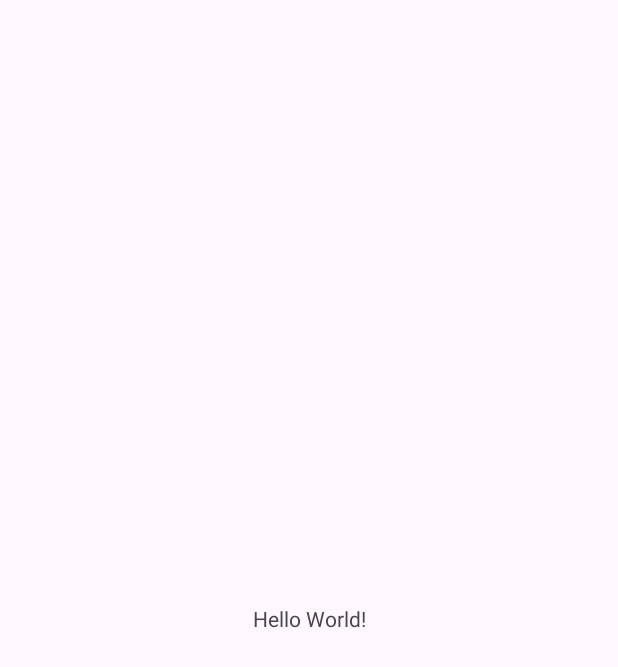
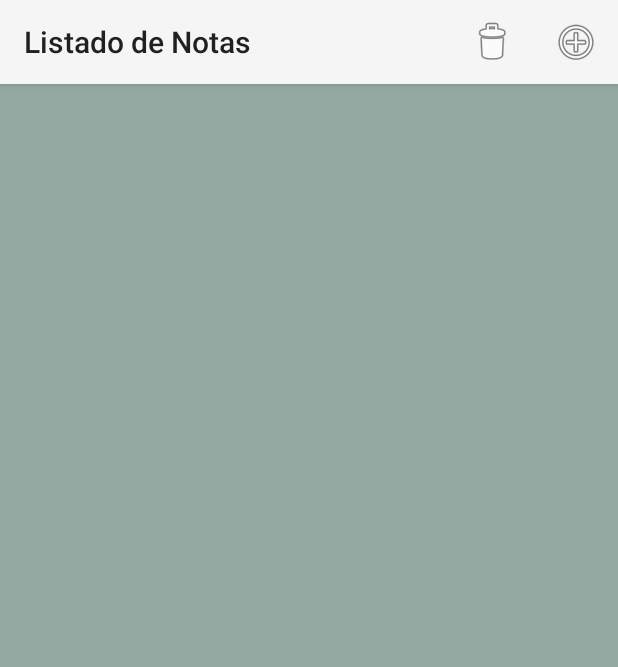
Before and after one commit to EdgarEstDo/AndroidStudio_Projects, an Android app: the screen it shows after launch (MainActivity before the commit, ListadoActivity after it), on a phone screen of 412 x 824 dp. Before the commit the part shown is almost empty. Shown: the top 667 px of the screen. Run offline under Robolectric (Android 15) with nearby library versions, the light colour scheme and no system bars.

Commit message:
NF1 deliverable - DAM projects_Add Features

```diff
--- /dev/null
+++ b/MP0489_NF01_Estrada_Edgar/app/src/main/java/com/example/mp0489_nf01_estrada_edgar/ListadoActivity.java
@@ -0,0 +1,38 @@
+package com.example.mp0489_nf01_estrada_edgar;
+
+import android.os.Bundle;
+import android.view.Menu;
+import android.view.MenuInflater;
+
+import androidx.activity.EdgeToEdge;
+import androidx.appcompat.app.AppCompatActivity;
+import androidx.core.graphics.Insets;
+import androidx.core.view.ViewCompat;
+import androidx.core.view.WindowInsetsCompat;
+
+public class ListadoActivity extends AppCompatActivity {
+
+    Menu menu;
+
+    @Override
+    protected void onCreate(Bundle savedInstanceState) {
+        super.onCreate(savedInstanceState);
+        EdgeToEdge.enable(this);
+        setContentView(R.layout.activity_listado);
+        ViewCompat.setOnApplyWindowInsetsListener(findViewById(R.id.main), (v, insets) -> {
+            Insets systemBars = insets.getInsets(WindowInsetsCompat.Type.systemBars());
+            v.setPadding(systemBars.left, systemBars.top, systemBars.right, systemBars.bottom);
+            return insets;
+        });
+
+        //Detalles asociados al menú
+        setTitle("Listado de Notas");
+
+    }
+    @Override
+    public boolean onCreateOptionsMenu(Menu menu){
+        MenuInflater inflater = getMenuInflater();
+        inflater.inflate(R.menu.menu_listado, menu);
+        return true;
+    }
+}
--- a/MP0489_NF01_Estrada_Edgar/app/src/main/java/com/example/mp0489_nf01_estrada_edgar/MainActivity.java
+++ b/MP0489_NF01_Estrada_Edgar/app/src/main/java/com/example/mp0489_nf01_estrada_edgar/VerNotaActivity.java
@@ -8,13 +8,13 @@ import androidx.core.graphics.Insets;
 import androidx.core.view.ViewCompat;
 import androidx.core.view.WindowInsetsCompat;
 
-public class MainActivity extends AppCompatActivity {
+public class VerNotaActivity extends AppCompatActivity {
 
     @Override
     protected void onCreate(Bundle savedInstanceState) {
         super.onCreate(savedInstanceState);
         EdgeToEdge.enable(this);
-        setContentView(R.layout.activity_main);
+        setContentView(R.layout.activity_ver_nota);
         ViewCompat.setOnApplyWindowInsetsListener(findViewById(R.id.main), (v, insets) -> {
             Insets systemBars = insets.getInsets(WindowInsetsCompat.Type.systemBars());
             v.setPadding(systemBars.left, systemBars.top, systemBars.right, systemBars.bottom);
--- /dev/null
+++ b/MP0489_NF01_Estrada_Edgar/app/src/main/res/layout/activity_listado.xml
@@ -0,0 +1,9 @@
+<?xml version="1.0" encoding="utf-8"?>
+<androidx.constraintlayout.widget.ConstraintLayout xmlns:android="http://schemas.android.com/apk/res/android"
+    xmlns:app="http://schemas.android.com/apk/res-auto"
+    xmlns:tools="http://schemas.android.com/tools"
+    android:id="@+id/main"
+    android:layout_width="match_parent"
+    android:layout_height="match_parent"
+    android:background="@color/fondo_habitual"
+    tools:context=".ListadoActivity" />
--- a/MP0489_NF01_Estrada_Edgar/app/src/main/res/layout/activity_main.xml
+++ b/MP0489_NF01_Estrada_Edgar/app/src/main/res/layout/activity_ver_nota.xml
@@ -5,15 +5,6 @@
     android:id="@+id/main"
     android:layout_width="match_parent"
     android:layout_height="match_parent"
-    tools:context=".MainActivity">
-
-    <TextView
-        android:layout_width="wrap_content"
-        android:layout_height="wrap_content"
-        android:text="Hello World!"
-        app:layout_constraintBottom_toBottomOf="parent"
-        app:layout_constraintEnd_toEndOf="parent"
-        app:layout_constraintStart_toStartOf="parent"
-        app:layout_constraintTop_toTopOf="parent" />
+    tools:context=".VerNotaActivity">
 
 </androidx.constraintlayout.widget.ConstraintLayout>
--- /dev/null
+++ b/MP0489_NF01_Estrada_Edgar/app/src/main/res/menu/menu_listado.xml
@@ -0,0 +1,19 @@
+<?xml version="1.0" encoding="utf-8"?>
+<menu xmlns:app="http://schemas.android.com/apk/res-auto"
+    xmlns:android="http://schemas.android.com/apk/res/android">
+
+    <item
+        android:id="@+id/menu_listado_delete"
+        android:enabled="true"
+        android:icon="@android:drawable/ic_menu_delete"
+        android:title="Delete Notes"
+        android:visible="true"
+        app:showAsAction="always" />
+    <item
+        android:id="@+id/menu_listado_add"
+        android:enabled="true"
+        android:icon="@android:drawable/ic_menu_add"
+        android:title="add_menu"
+        android:visible="true"
+        app:showAsAction="always" />
+</menu>
--- a/MP0489_NF01_Estrada_Edgar/app/src/main/res/values/colors.xml
+++ b/MP0489_NF01_Estrada_Edgar/app/src/main/res/values/colors.xml
@@ -2,4 +2,6 @@
 <resources>
     <color name="black">#FF000000</color>
     <color name="white">#FFFFFFFF</color>
+    <color name="fondo_habitual">#93AAA2</color>
+    <color name="color_menu">#676B6E</color>
 </resources>
```
Also changed, not shown: MP0489_NF01_Estrada_Edgar/app/src/main/AndroidManifest.xml (+20 -1 lines), MP0489_NF01_Estrada_Edgar/app/src/main/java/com/example/mp0489_nf01_estrada_edgar/BorrarNotasActivity.java (added, +24 -0 lines), MP0489_NF01_Estrada_Edgar/app/src/main/java/com/example/mp0489_nf01_estrada_edgar/CrearNotaActivity.java (added, +24 -0 lines), MP0489_NF01_Estrada_Edgar/app/src/main/java/com/example/mp0489_nf01_estrada_edgar/GestorBD.java (added, +71 -0 lines), MP0489_NF01_Estrada_Edgar/app/src/main/java/com/example/mp0489_nf01_estrada_edgar/Nota.java (added, +39 -0 lines), MP0489_NF01_Estrada_Edgar/app/src/main/java/com/example/mp0489_nf01_estrada_edgar/StartActivity.java (added, +49 -0 lines), MP0489_NF01_Estrada_Edgar/app/src/main/res/layout/activity_borrar_notas.xml (added, +10 -0 lines), MP0489_NF01_Estrada_Edgar/app/src/main/res/layout/activity_crear_nota.xml (added, +10 -0 lines), MP0489_NF01_Estrada_Edgar/app/src/main/res/layout/activity_start.xml (added, +23 -0 lines).
